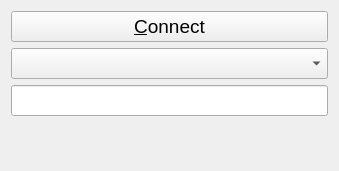
scopchanov/test, file src/MainWindow.ui: the form before one commit.
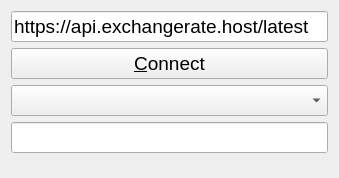
The form after the commit.

Commit message: Added a URL field.

```diff
--- a/src/MainWindow.ui
+++ b/src/MainWindow.ui
@@ -7,7 +7,7 @@
     <x>0</x>
     <y>0</y>
     <width>339</width>
-    <height>171</height>
+    <height>178</height>
    </rect>
   </property>
   <property name="font">
@@ -19,6 +19,13 @@
    <string>MainWindow</string>
   </property>
   <layout class="QVBoxLayout" name="verticalLayout">
+   <item>
+    <widget class="QLineEdit" name="editUrl">
+     <property name="text">
+      <string>https://api.exchangerate.host/latest</string>
+     </property>
+    </widget>
+   </item>
    <item>
     <widget class="QPushButton" name="btnConnect">
      <property name="text">
```
The commit also changes 1 other file.
